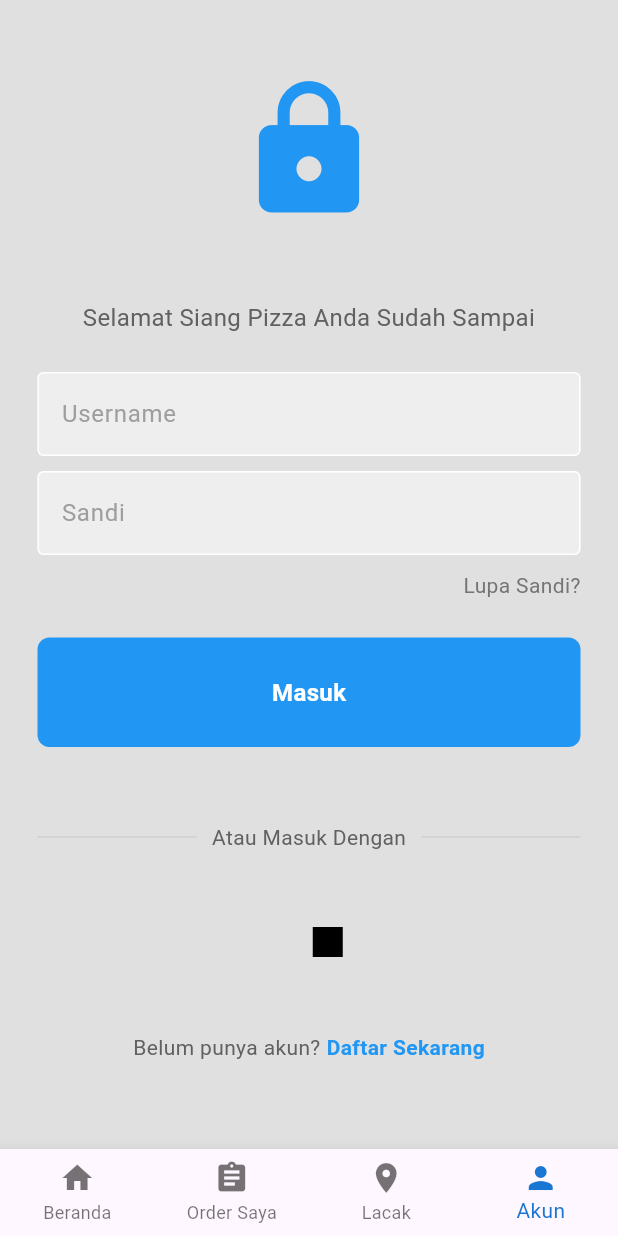
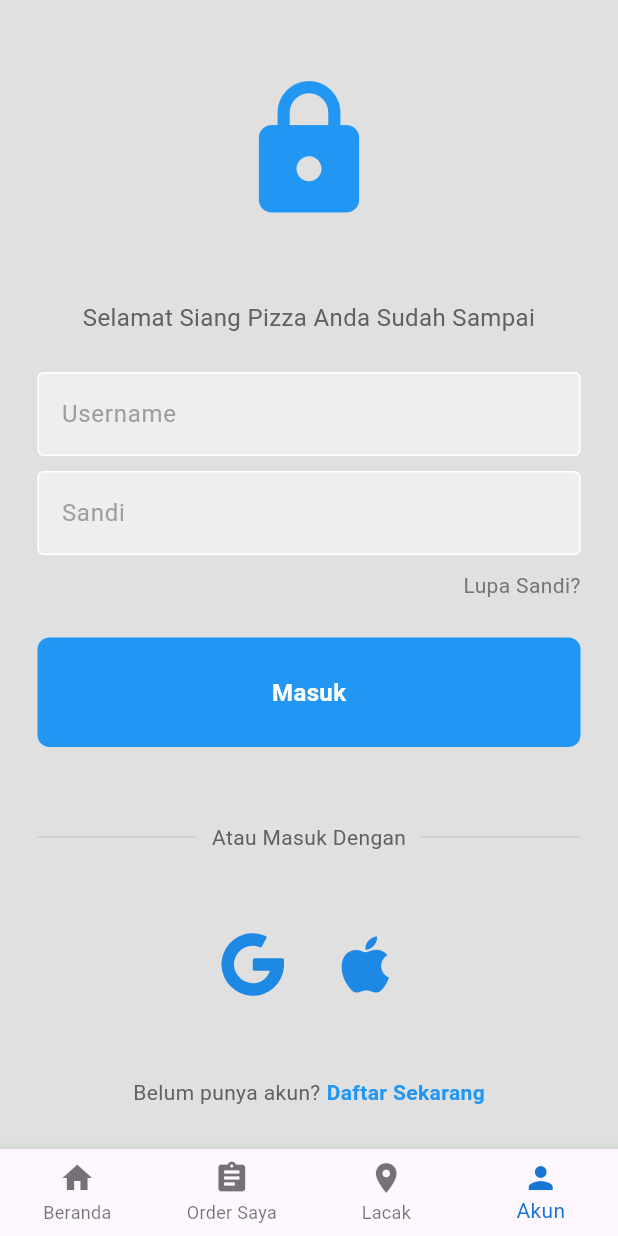
Before and after one commit to Vrits/cargo_app, a Flutter app: the screen it shows after launch, item 4 of the bottom bar chosen, on a phone screen of 412 x 824 dp. Run offline on Flutter 3.47's test engine with Material 3 defaults, Android fonts, the phone set to English and light mode, and no system bars; our stand-ins replace flutter_svg; network calls fail.

Commit message:
fix: button to navigate correctly

```diff
--- a/lib/pages/Home/navbar.dart
+++ b/lib/pages/Home/navbar.dart
@@ -13,8 +13,6 @@ class NavBar extends StatefulWidget {
 class _HomeState extends State<NavBar> {
   int _currentIndex = 0;
 
-  List<Widget> pages = [Home(), Home(), PickUp(), LoginPage()];
-
   void _onItemTapped(int index) {
     setState(() {
       _currentIndex = index;
@@ -23,6 +21,12 @@ class _HomeState extends State<NavBar> {
 
   @override
   Widget build(BuildContext context) {
+    List<Widget> pages = [
+      Home(onItemTapped: _onItemTapped),
+      Home(onItemTapped: _onItemTapped),
+      Home(onItemTapped: _onItemTapped),
+      LoginPage()
+    ];
     return Scaffold(
         bottomNavigationBar: BottomNavigationBar(
             type: BottomNavigationBarType.fixed,
--- a/lib/pages/Home/order_promo.dart
+++ b/lib/pages/Home/order_promo.dart
@@ -11,11 +11,11 @@ class OrderPromo extends StatelessWidget {
         crossAxisAlignment: CrossAxisAlignment.start,
         children: [
           Text(
-            'Ada yang baru dari kami',
+            'Order Sekarang',
             style: TextStyle(fontWeight: FontWeight.bold),
           ),
           Text(
-            'Yuk pantau info & promo terbaru dari kami',
+            'Pilih layanan yang tersedia dari kami untuk pengirimanmu',
           ),
           SizedBox(
             height: 12,
--- a/lib/pages/PickUp/pick_up.dart
+++ b/lib/pages/PickUp/pick_up.dart
@@ -10,7 +10,7 @@ class PickUp extends StatelessWidget {
         title: Text('Order'),
       ),
       bottomNavigationBar: BottomAppBar(
-          color: Colors.grey[300],
+          color: Colors.grey[100],
           child: Row(
             mainAxisAlignment: MainAxisAlignment.spaceBetween,
             children: [
--- a/lib/pages/login_page.dart
+++ b/lib/pages/login_page.dart
@@ -1,6 +1,8 @@
 import 'package:cargo_app/components/my_button.dart';
 import 'package:cargo_app/components/my_textfield.dart';
 import 'package:flutter/material.dart';
+import 'package:flutter_svg/flutter_svg.dart';
+
 // import 'package:modernlogintute/components/my_button.dart';
 // import 'package:modernlogintute/components/my_textfield.dart';
 // import 'package:modernlogintute/components/square_tile.dart';
@@ -124,17 +126,19 @@ class LoginPage extends StatelessWidget {
               Row(
                 mainAxisAlignment: MainAxisAlignment.center,
                 children: [
-                  // google button
-                  // SquareTile(imagePath: 'lib/images/google.png'),
-
+                  SvgPicture.asset(
+                    'assets/google.svg',
+                    width: 50,
+                    height: 50,
+                    colorFilter: ColorFilter.mode(
+                        const Color.fromRGBO(30, 136, 229, 1), BlendMode.srcIn),
+                  ),
                   SizedBox(width: 25),
-                  Container(
-                    color: Colors.black,
-                    width: 20,
-                    height: 20,
-                  )
-                  // apple button
-                  // SquareTile(imagePath: 'lib/images/apple.png')
+                  Icon(
+                    Icons.apple,
+                    size: 50,
+                    color: Colors.blue[600],
+                  ),
                 ],
               ),
 
```
Also changed, not shown: lib/pages/Home/home.dart (+4 -7 lines), lib/pages/Home/one_icons.dart (+7 -3 lines), pubspec.yaml (+5 -2 lines), assets/google.svg (added), lib/images/apple.png (deleted), lib/images/google.png (deleted), pubspec.lock.
